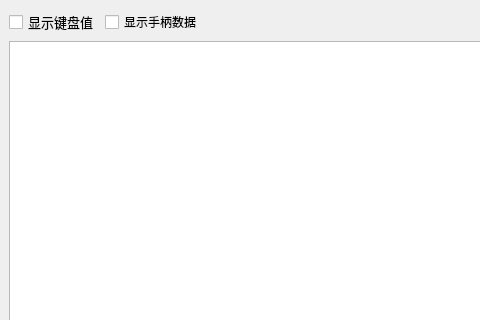
Qt form project/mainwindow.ui (AlpsMonaco/GamepadRemapper) before a commit; both pictures show x 0 to 480 and y 0 to 320 of the 640 by 480 pixel window.
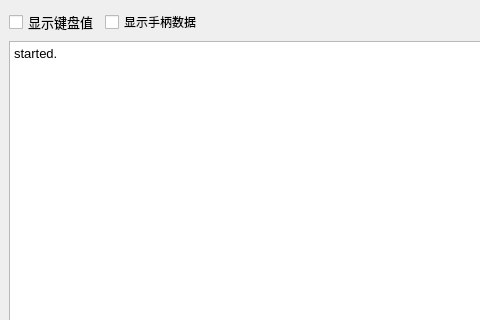
The same form after that commit.

Diff of the .ui file:
```diff
--- a/project/mainwindow.ui
+++ b/project/mainwindow.ui
@@ -70,6 +70,9 @@
       <property name="readOnly">
        <bool>true</bool>
       </property>
+      <property name="plainText">
+       <string>started.</string>
+      </property>
      </widget>
     </item>
    </layout>
```
Left out of the diff: 2 changed lines with no effect on the pictures.
